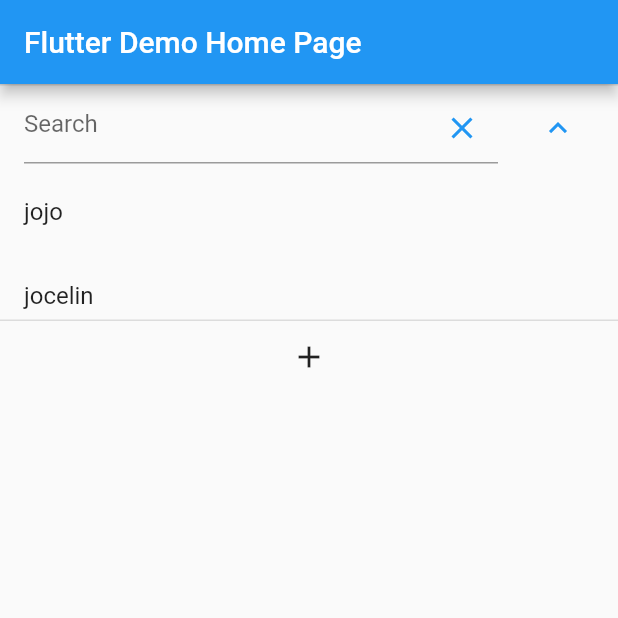
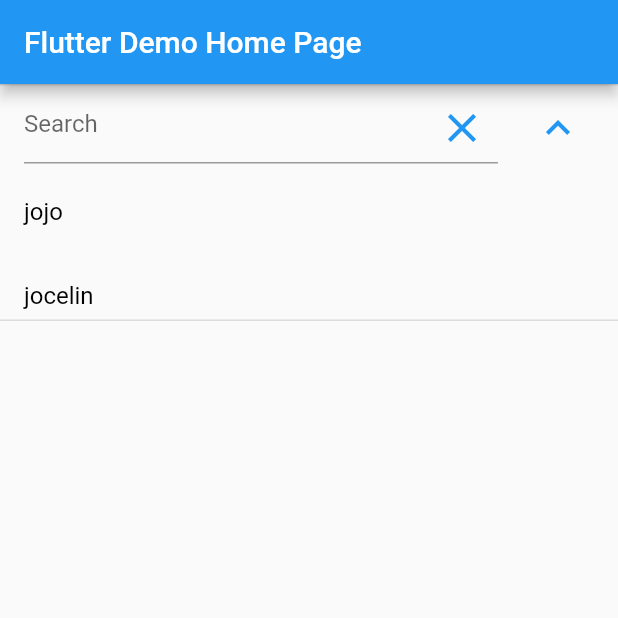
Before and after one commit to Jocelin-La-Roch/flutter_dropdown_input, a Flutter app: the screen it shows after launch, after a tap on the "expand more" icon, on a phone screen of 412 x 824 dp, the top half of it. Run offline on Flutter 3.47's test engine with Material 2 defaults, Android fonts, the phone set to English and light mode, and no system bars.

Commit message:
version beta

```diff
--- a/example/lib/main.dart
+++ b/example/lib/main.dart
@@ -28,6 +28,24 @@ class MyHomePage extends StatefulWidget {
 }
 
 class _MyHomePageState extends State<MyHomePage> {
+  List<Map<String, dynamic>> optionsList = [
+    {
+      "name": "jojo",
+      "id": "1"
+    },
+    {
+      "name": "jocelin",
+      "id": "2"
+    },
+    {
+      "name": "laroch",
+      "id": "3"
+    },
+    {
+      "name": "linda",
+      "id": "4"
+    }
+  ];
   @override
   Widget build(BuildContext context) {
     return Scaffold(
@@ -36,8 +54,12 @@ class _MyHomePageState extends State<MyHomePage> {
       ),
       body: Column(
         children: [
-          Center(
-            child: DropdownInput(),
+          DropdownInput(
+            optionsList: optionsList,
+            filterField: "name",
+            onItemSelected: (item) {
+              print(item);
+            },
           ),
         ],
       ), // This trailing comma makes auto-formatting nicer for build methods.
--- a/lib/dropdown_input.dart
+++ b/lib/dropdown_input.dart
@@ -4,7 +4,36 @@ import 'package:flutter/material.dart';
 
 
 class DropdownInput extends StatefulWidget {
-  const DropdownInput({super.key});
+
+  final double listOptionsHeight;
+  final ValueChanged<Map<String, dynamic>>? onItemSelected;
+  final MaterialColor themeColor;
+  final Color titleColor;
+  final double titleSize;
+  final Color inputColor;
+  final double inputSize;
+  final String hintText;
+  final String noResultText;
+  final double clearIconSize;
+  final double dropdownIconSize;
+  final List<Map<String, dynamic>> optionsList;
+  final String filterField;
+
+  const DropdownInput({
+    super.key,
+    this.listOptionsHeight = 100.0,
+    this.onItemSelected,
+    this.themeColor = Colors.blue,
+    this.titleColor = Colors.black,
+    this.titleSize = 16.0,
+    this.inputColor = Colors.black,
+    this.inputSize = 16.0,
+    this.hintText = "Search",
+    this.noResultText = "No result",
+    this.clearIconSize = 32.0,
+    this.dropdownIconSize = 32.0,
+    required this.optionsList,
+    required this.filterField,});
 
   @override
   State<DropdownInput> createState() => _DropdownInputState();
@@ -16,28 +45,19 @@ class _DropdownInputState extends State<DropdownInput>{
 
   @override
   Widget build(BuildContext context) {
-    return Padding(
-      padding: const EdgeInsets.all(0.0),
-      child: Column(
-        children: [
-          ExpansionWidget(
-            title: const Text("OK"),
-            listOptionsHeight: 100.0,
-            onItemSelected: (item) {
-              print(item);
-            },
-            children: const [
-              ListTile(title: Text("ok 1"),),
-              ListTile(title: Text("ok 2"),),
-              ListTile(title: Text("ok 3"),)
-            ],
-          ),
-          IconButton(
-              onPressed: () {},
-              icon: const Icon(Icons.add),
-          )
-        ],
-      ),
+    return ExpansionWidget(
+      listOptionsHeight: widget.listOptionsHeight,
+      onItemSelected: widget.onItemSelected,
+      themeColor: widget.themeColor,
+      titleColor: widget.titleColor,
+      inputColor: widget.inputColor,
+      inputSize: widget.inputSize,
+      hintText: widget.hintText,
+      noResultText: widget.noResultText,
+      clearIconSize: widget.clearIconSize,
+      dropdownIconSize: widget.dropdownIconSize,
+      optionsList: widget.optionsList,
+      filterField: widget.filterField,
     );
   }
 }
@@ -46,7 +66,7 @@ const Duration _kExpand = Duration(milliseconds: 200);
 
 class ExpansionWidget extends StatefulWidget {
   final Widget? leading;
-  final Widget title;
+  // final Widget title;
   final Widget? subtitle;
   final ValueChanged<bool>? onExpansionChanged;
   final List<Widget> children;
@@ -69,12 +89,23 @@ class ExpansionWidget extends StatefulWidget {
   final ListTileControlAffinity? controlAffinity;
   final double listOptionsHeight;
   final ValueChanged<Map<String, dynamic>>? onItemSelected;
+  final MaterialColor themeColor;
+  final Color titleColor;
+  final double titleSize;
+  final Color inputColor;
+  final double inputSize;
+  final String hintText;
+  final String noResultText;
+  final double clearIconSize;
+  final double dropdownIconSize;
+  final List<Map<String, dynamic>> optionsList;
+  final String filterField;
   // final bool isExpanded;
 
   const ExpansionWidget({
     super.key,
     this.leading,
-    required this.title,
+    // required this.title,
     this.subtitle,
     this.onExpansionChanged,
     this.children = const <Widget>[],
@@ -96,8 +127,19 @@ class ExpansionWidget extends StatefulWidget {
     this.clipBehavior,
     this.controlAffinity,
     // required this.isExpanded,
-    required this.listOptionsHeight,
-    this.onItemSelected
+    this.listOptionsHeight = 100.0,
+    this.onItemSelected,
+    this.themeColor = Colors.blue,
+    this.titleColor = Colors.black,
+    this.titleSize = 16.0,
+    this.inputColor = Colors.black,
+    this.inputSize = 16.0,
+    this.hintText = "Search",
+    this.noResultText = "No result",
+    this.clearIconSize = 32.0,
+    this.dropdownIconSize = 32.0,
+    required this.optionsList,
+    required this.filterField,
   }) : assert (
   expandedCrossAxisAlignment != CrossAxisAlignment.baseline,
   'CrossAxisAlignment.baseline is not supported since the expanded children '
@@ -130,43 +172,9 @@ class _ExpansionWidgetState extends State<ExpansionWidget> with SingleTickerProv
 
   TextEditingController textEditingController = TextEditingController();
 
-  List<Map<String, dynamic>> optionsList = [
-    {
-      "name": "jojo",
-      "id": "1"
-    },
-    {
-      "name": "jocelin",
-      "id": "2"
-    },
-    {
-      "name": "laroch",
-      "id": "3"
-    },
-    {
-      "name": "linda",
-      "id": "4"
-    }
-  ];
+  List<Map<String, dynamic>> optionsList = [];
 
-  List<Map<String, dynamic>> optionsListFiltered = [
-    {
-      "name": "jojo",
-      "id": "1"
-    },
-    {
-      "name": "jocelin",
-      "id": "2"
-    },
-    {
-      "name": "laroch",
-      "id": "3"
-    },
-    {
-      "name": "linda",
-      "id": "4"
-    }
-  ];
+  List<Map<String, dynamic>> optionsListFiltered = [];
 
   List<Widget> optionListWidget() {
     if(textEditingController.text != "") {
@@ -186,8 +194,10 @@ class _ExpansionWidgetState extends State<ExpansionWidget> with SingleTickerProv
       });
       List<Map<String, dynamic>> temp = [];
       for (var element in optionsList) {
-        if(element["name"].toString().contains(textEditingController.text)) {
+        if (element[widget.filterField] != null) {
+          if(element[widget.filterField].toString().contains(textEditingController.text)) {
             temp.add(element);
+          }
         }
       }
       setState(() {
@@ -218,6 +228,9 @@ class _ExpansionWidgetState extends State<ExpansionWidget> with SingleTickerProv
     _headerColor = _controller.drive(_headerColorTween.chain(_easeInTween));
     _iconColor = _controller.drive(_iconColorTween.chain(_easeInTween));
     _backgroundColor = _controller.drive(_backgroundColorTween.chain(_easeOutTween));
+
+    optionsList = widget.optionsList;
+    optionsListFiltered = widget.optionsList;
 
     if (_isExpanded) {
       _controller.value = 1.0;
@@ -273,7 +286,7 @@ class _ExpansionWidgetState extends State<ExpansionWidget> with SingleTickerProv
           });
           _handleTap();
         },
-        icon: const Icon(Icons.expand_more),
+        icon: Icon(Icons.expand_more, color: widget.themeColor, size: widget.dropdownIconSize,),
       ),
     );
   }
@@ -319,14 +332,19 @@ class _ExpansionWidgetState extends State<ExpansionWidget> with SingleTickerProv
               // title: widget.title,
               title: TextFormField(
                 controller: textEditingController,
+                cursorColor: widget.themeColor,
+                style: TextStyle(color: widget.inputColor, fontSize: widget.inputSize),
                 decoration: InputDecoration(
-                    hintText: "Search",
+                  hintText: widget.hintText,
+                  hintStyle: TextStyle(
+                    fontSize: widget.inputSize
+                  ),
                   suffixIcon: IconButton(
-                        icon: const Icon(Icons.close),
+                      icon: Icon(Icons.close, size: widget.clearIconSize,),
                       onPressed: (){
                         textEditingController.text = "";
                       }
-                    )
+                  ),
                 ),
               ),
               subtitle: widget.subtitle,
@@ -392,13 +410,17 @@ class _ExpansionWidgetState extends State<ExpansionWidget> with SingleTickerProv
         child: Padding(
           padding: widget.childrenPadding ?? expansionTileTheme.childrenPadding ?? EdgeInsets.zero,
           child: SizedBox(
-            height: 100.0,
+            height: widget.listOptionsHeight,
             child: optionsListFiltered.isNotEmpty ?
-            ListView.builder(
+            RawScrollbar(
+              thumbColor: widget.themeColor,
+              radius: const Radius.circular(5.0),
+              thickness: 4.0,
+              child: ListView.builder(
                 itemCount: optionsListFiltered.length,
                 itemBuilder: (context, index) {
                   return ListTile(
-                  title: Text(optionsListFiltered[index]["name"]),
+                    title: Text(optionsListFiltered[index]["name"], style: TextStyle(color: widget.titleColor, fontSize: widget.titleSize),),
                     onTap: () {
                       textEditingController.text = optionsListFiltered[index]["name"];
                       _handleTap();
@@ -408,8 +430,9 @@ class _ExpansionWidgetState extends State<ExpansionWidget> with SingleTickerProv
                 },
                 // children: widget.children,
                 //children: optionsListFiltered.map((e) => ListTile(title: Text(e["name"]),)).toList(),
+              ),
             ) :
-            const ListTile(title: Text("No result"),),
+            ListTile(title: Text(widget.noResultText, style: TextStyle(color: widget.titleColor, fontSize: widget.titleSize),)),
           ),
           /*child: Column(
             crossAxisAlignment: widget.expandedCrossAxisAlignment ?? CrossAxisAlignment.center,
@@ -419,10 +442,13 @@ class _ExpansionWidgetState extends State<ExpansionWidget> with SingleTickerProv
       ),
     );
 
-    return AnimatedBuilder(
+    return Theme(
+      data: ThemeData(primarySwatch: widget.themeColor),
+      child: AnimatedBuilder(
         animation: _controller.view,
         builder: _buildChildren,
         child: shouldRemoveChildren ? null : result,
+      ),
     );
   }
 }
```
Lines whose indentation alone changed are shown as unchanged.
